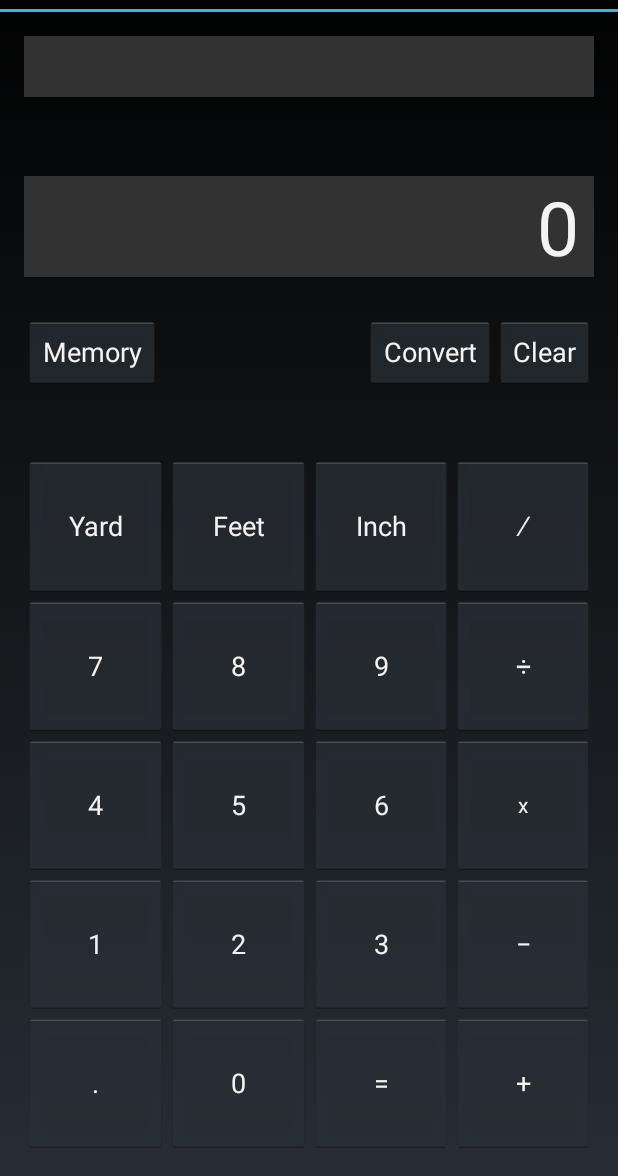
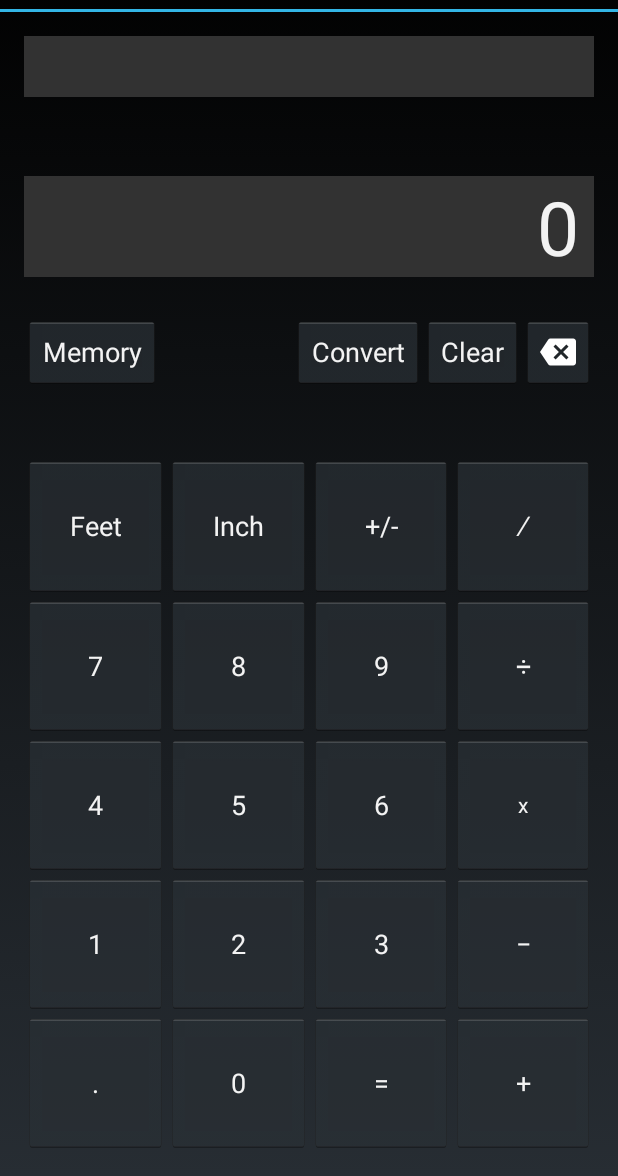
Before and after one commit to skraft/Construction-Calculator, an Android app: the screen it shows after launch (MainActivity), on a phone screen of 412 x 824 dp, the part 60-1236 px from its top. Run offline under Robolectric (Android 15) with nearby library versions, the phone set to English and light mode, and no system bars.

Commit message:
removing 'yards' adding '+/-' button adding 'backspace' button

```diff
--- a/app/src/main/res/layout/activity_main.xml
+++ b/app/src/main/res/layout/activity_main.xml
@@ -50,6 +50,7 @@
                 android:background="#323232"
                 android:gravity="right"
                 android:paddingRight="10dp" />
+
         </LinearLayout>
         <!--
         <RelativeLayout
@@ -155,6 +156,14 @@
                 android:text="@string/clear"
                 android:id="@+id/button_clear"
                 android:onClick="clear" />
+
+            <ImageButton
+                android:layout_width="wrap_content"
+                android:layout_height="wrap_content"
+                android:id="@+id/button_backspace"
+                android:src="@drawable/ic_backspace_white_24dp"
+                android:minHeight="48dp" />
+
         </LinearLayout>
 
         <LinearLayout
@@ -162,13 +171,6 @@
             android:layout_width="match_parent"
             android:layout_height="match_parent"
             android:layout_weight="1">
-
-            <Button
-                android:layout_width="match_parent"
-                android:layout_height="match_parent"
-                android:text="@string/yard"
-                android:id="@+id/button_yards"
-                android:layout_weight="1" />
 
             <Button
                 android:layout_width="match_parent"
@@ -182,6 +184,13 @@
                 android:layout_height="match_parent"
                 android:text="@string/inch"
                 android:id="@+id/button_inch"
+                android:layout_weight="1" />
+
+            <Button
+                android:layout_width="match_parent"
+                android:layout_height="match_parent"
+                android:text="+/-"
+                android:id="@+id/button_neg"
                 android:layout_weight="1" />
 
             <Button
--- a/app/src/main/res/values/strings.xml
+++ b/app/src/main/res/values/strings.xml
@@ -3,7 +3,6 @@
     <string name="memory">Memory</string>
     <string name="convert">Convert</string>
     <string name="clear">Clear</string>
-    <string name="yard">Yard</string>
     <string name="feet">Feet</string>
     <string name="inch">Inch</string>
     <string name="action_settings">Settings</string>
```
Also changed, not shown: app/src/main/res/drawable-hdpi/ic_backspace_white_24dp.png (added), app/src/main/res/drawable-mdpi/ic_backspace_white_24dp.png (added), app/src/main/res/drawable-xhdpi/ic_backspace_white_24dp.png (added), app/src/main/res/drawable-xxhdpi/ic_backspace_white_24dp.png (added), app/src/main/res/drawable-xxxhdpi/ic_backspace_white_24dp.png (added).
